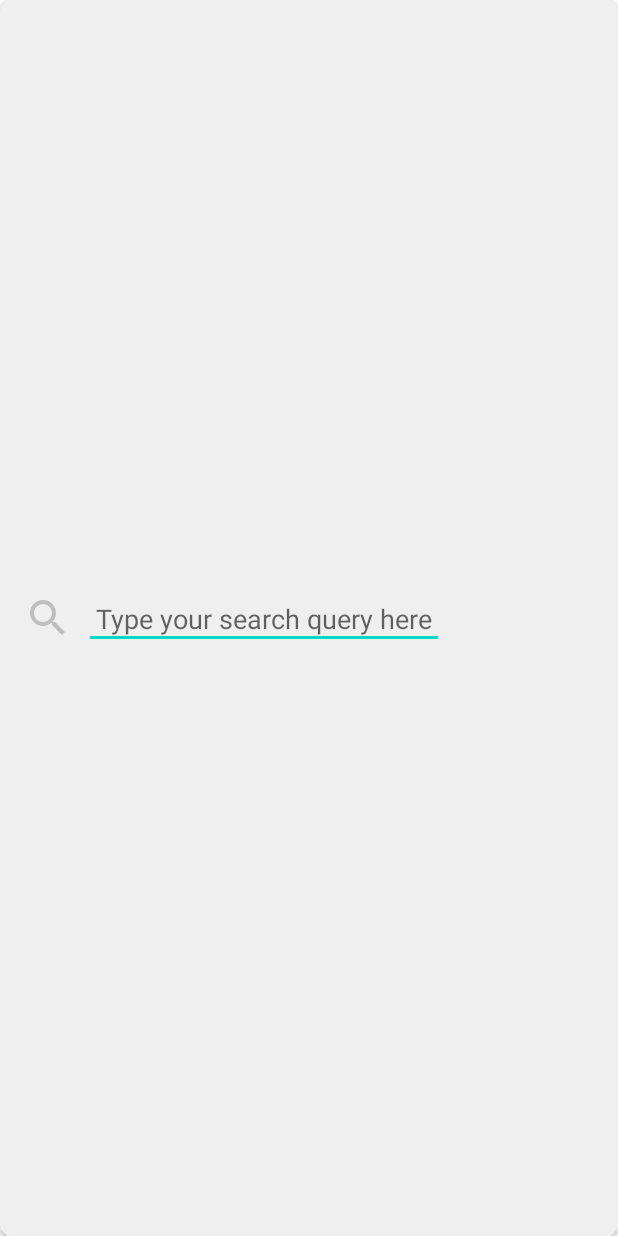
After one commit to murzagalin/android-snapshot-testing, an Android app: the layout view_searchbar.xml on its own in the app's theme, with its tools: preview values and no code run, on a phone screen of 412 x 824 dp. The commit adds this screen. Run offline under Robolectric (Android 15) with nearby library versions, the phone set to English and light mode, and no system bars.

Commit message:
added searchbar

```diff
--- /dev/null
+++ b/app/src/main/res/drawable/ic_search.xml
@@ -0,0 +1,5 @@
+<vector android:height="24dp" android:tint="#BEBEBE"
+    android:viewportHeight="24" android:viewportWidth="24"
+    android:width="24dp" xmlns:android="http://schemas.android.com/apk/res/android">
+    <path android:fillColor="@android:color/white" android:pathData="M15.5,14h-0.79l-0.28,-0.27C15.41,12.59 16,11.11 16,9.5 16,5.91 13.09,3 9.5,3S3,5.91 3,9.5 5.91,16 9.5,16c1.61,0 3.09,-0.59 4.23,-1.57l0.27,0.28v0.79l5,4.99L20.49,19l-4.99,-5zM9.5,14C7.01,14 5,11.99 5,9.5S7.01,5 9.5,5 14,7.01 14,9.5 11.99,14 9.5,14z"/>
+</vector>
--- a/app/src/main/res/layout/view_account.xml
+++ b/app/src/main/res/layout/view_account.xml
@@ -10,7 +10,7 @@
     <ImageView
         android:layout_width="64dp"
         android:layout_height="64dp"
-        android:src="@drawable/ic_baseline_account_box_24"
+        android:src="@drawable/ic_account"
         app:layout_constraintBottom_toBottomOf="parent"
         app:layout_constraintStart_toStartOf="parent"
         app:layout_constraintTop_toTopOf="parent"
--- /dev/null
+++ b/app/src/main/res/layout/view_searchbar.xml
@@ -0,0 +1,36 @@
+<?xml version="1.0" encoding="utf-8"?>
+<androidx.constraintlayout.widget.ConstraintLayout
+    xmlns:android="http://schemas.android.com/apk/res/android"
+    android:layout_width="match_parent"
+    android:layout_height="match_parent"
+    android:background="@drawable/search_background"
+    android:elevation="2dp"
+    android:padding="8dp"
+    xmlns:app="http://schemas.android.com/apk/res-auto">
+
+    <ImageView
+        android:id="@+id/search_image"
+        android:layout_width="32dp"
+        android:layout_height="32dp"
+        android:src="@drawable/ic_search"
+        android:layout_margin="8dp"
+        app:layout_constraintTop_toTopOf="parent"
+        app:layout_constraintBottom_toBottomOf="parent"
+        app:layout_constraintStart_toStartOf="parent"
+        app:layout_constraintEnd_toStartOf="@id/search_query"
+        />
+
+    <EditText
+        android:id="@+id/search_query"
+        android:layout_width="wrap_content"
+        android:layout_height="wrap_content"
+        android:padding="8dp"
+        android:maxLines="1"
+        android:inputType="text"
+        android:layout_marginStart="8dp"
+        android:hint="Type your search query here"
+        app:layout_constraintTop_toTopOf="parent"
+        app:layout_constraintBottom_toBottomOf="parent"
+        app:layout_constraintStart_toEndOf="@id/search_image"/>
+
+</androidx.constraintlayout.widget.ConstraintLayout>
```
Also changed, not shown: app/src/main/java/com/github/murzagalin/snapshot_testing/MainActivity.kt (+0 -14 lines), app/src/main/java/com/github/murzagalin/snapshot_testing/views/SearchBarView.kt (added, +29 -0 lines), app/src/main/res/layout/activity_main.xml (+11 -1 lines), app/src/main/res/drawable/ic_account.xml (renamed from app/src/main/res/drawable/ic_baseline_account_box_24.xml), app/src/main/res/drawable/search_background.xml (renamed from app/src/main/res/drawable/account_background.xml).
